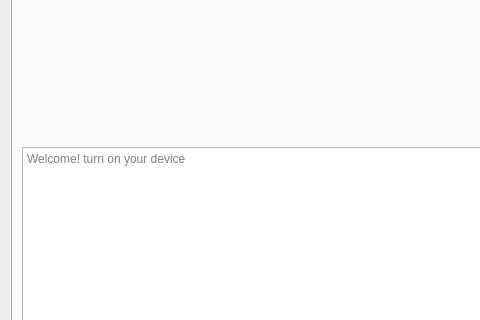
The window that totalstation_dialog_base.ui (enzococca/totalopenstationToQgis_old) describes before a commit, drawn with Qt 5; both pictures show x 0 to 480 and y 307 to 627 of the 725 by 850 pixel window.
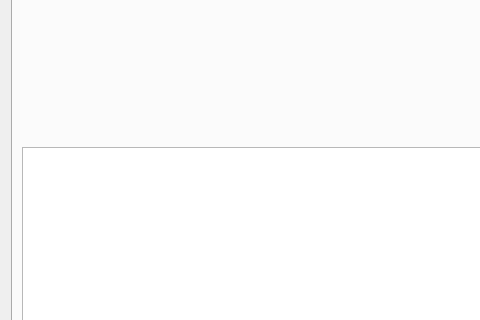
The same window after the commit. Icons and pictures are not drawn. Custom widgets are drawn as their Qt base class.

Commit message: test progress bar and texedit

What changed in the file:
```diff
--- a/totalstation_dialog_base.ui
+++ b/totalstation_dialog_base.ui
@@ -360,19 +360,6 @@
        <item row="2" column="2">
         <widget class="QLineEdit" name="lineEdit_save_raw"/>
        </item>
-       <item row="4" column="0" colspan="4">
-        <widget class="QTextEdit" name="textEdit">
-         <property name="autoFormatting">
-          <set>QTextEdit::AutoAll</set>
-         </property>
-         <property name="readOnly">
-          <bool>true</bool>
-         </property>
-         <property name="placeholderText">
-          <string>Welcome! turn on your device</string>
-         </property>
-        </widget>
-       </item>
        <item row="2" column="3">
         <widget class="QToolButton" name="toolButton_save_raw">
          <property name="text">
@@ -399,6 +386,9 @@
          </property>
         </widget>
        </item>
+       <item row="4" column="0" colspan="4">
+        <widget class="QPlainTextEdit" name="textEdit"/>
+       </item>
       </layout>
      </widget>
      <widget class="QWidget" name="ProcessData">
```
The commit also changes 1 other file.
